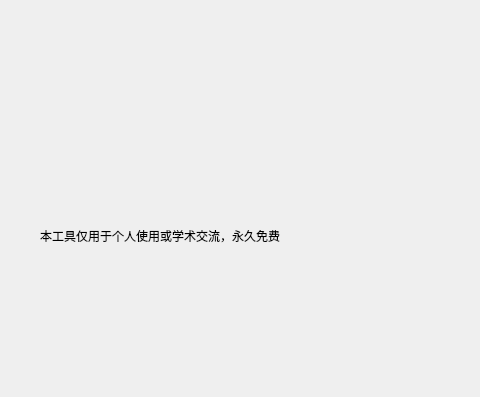
First picture: the form in welcomedialog.ui, repository A-SunsetMkt-Forks/wuwaBackendTool, before the edit; both pictures show x 0 to 480 and y 0 to 397 of the 662 by 498 pixel window.
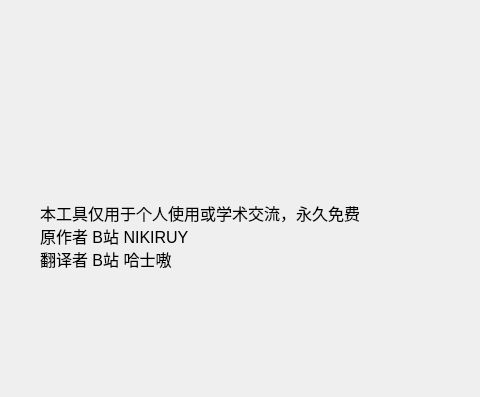
Second picture: the form after the edit.

What changed in the file:
```diff
--- a/welcomedialog.ui
+++ b/welcomedialog.ui
@@ -38,8 +38,15 @@
      <height>391</height>
     </rect>
    </property>
+   <property name="font">
+    <font>
+     <pointsize>12</pointsize>
+    </font>
+   </property>
    <property name="text">
-    <string>本工具仅用于个人使用或学术交流，永久免费</string>
+    <string>本工具仅用于个人使用或学术交流，永久免费
+原作者 B站 NIKIRUY
+翻译者 B站 哈士嗷</string>
    </property>
   </widget>
  </widget>
```
